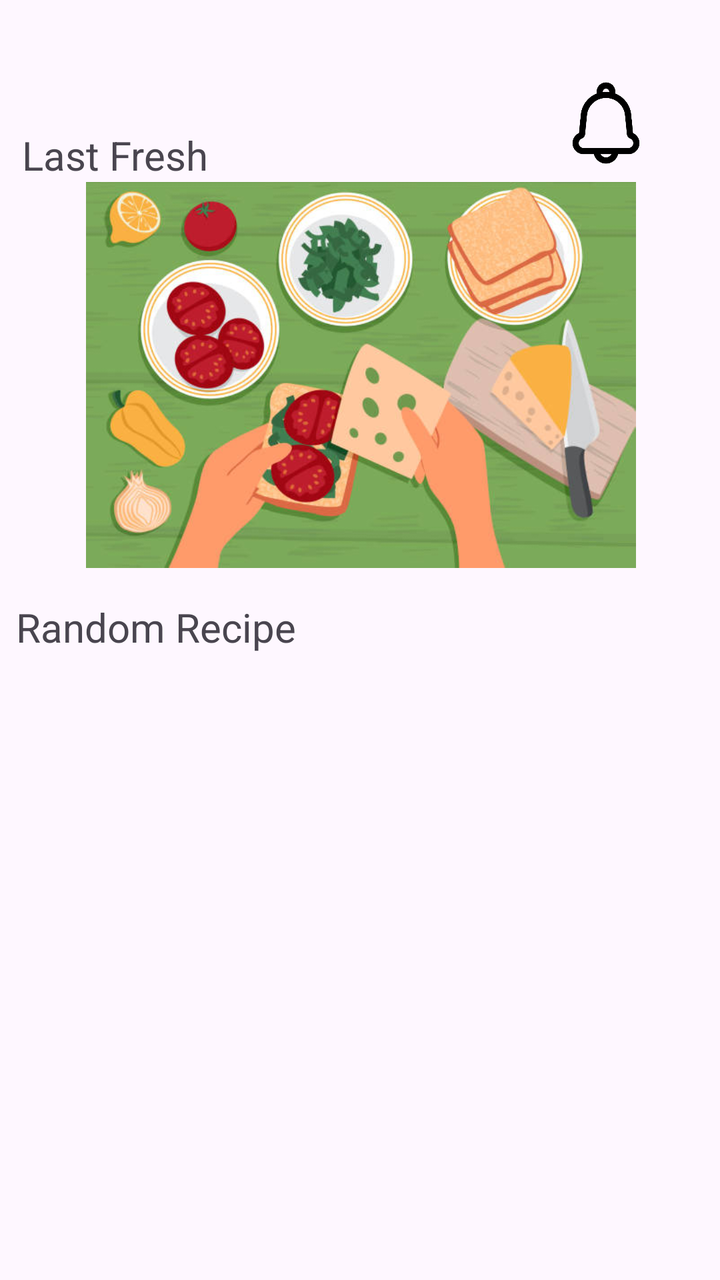
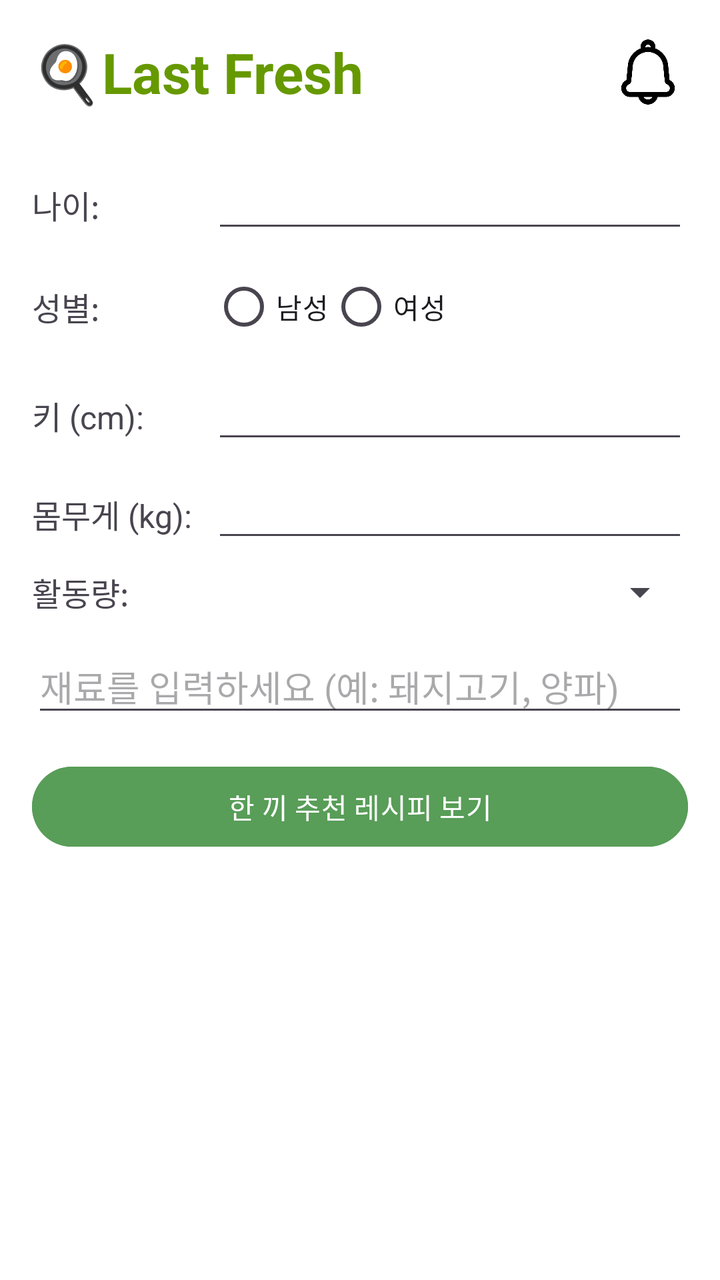

Two renders of the same Android screen: before a commit and after it. Below are the layout's source before the change and the commit's diff.
<!-- AndroidManifest.xml: application theme Theme.Recipe_rcm -->
<!-- res/layout/home.xml -->
<?xml version="1.0" encoding="utf-8"?>
<androidx.constraintlayout.widget.ConstraintLayout
    xmlns:android="http://schemas.android.com/apk/res/android"
    xmlns:app="http://schemas.android.com/apk/res-auto"
    xmlns:tools="http://schemas.android.com/tools"
    android:layout_width="match_parent"
    android:layout_height="match_parent"
    tools:context=".RecipeAPI.Home">

    
    <ImageView
        android:id="@+id/alram"
        android:layout_width="50dp"
        android:layout_height="59dp"
        android:layout_marginTop="32dp"
        android:contentDescription="알람 아이콘"
        app:layout_constraintEnd_toEndOf="parent"
        app:layout_constraintHorizontal_bias="0.897"
        app:layout_constraintStart_toStartOf="parent"
        app:layout_constraintTop_toTopOf="parent"
        app:srcCompat="@drawable/alram" />

    
    <TextView
        android:id="@+id/main_text1"
        android:layout_width="wrap_content"
        android:layout_height="wrap_content"
        android:layout_marginTop="64dp"
        android:text="Last Fresh"
        android:textSize="20sp"
        app:layout_constraintEnd_toStartOf="@id/alram"
        app:layout_constraintHorizontal_bias="0.059"
        app:layout_constraintStart_toStartOf="parent"
        app:layout_constraintTop_toTopOf="parent" />

    
    <ImageView
        android:id="@+id/imageView"
        android:layout_width="369dp"
        android:layout_height="193dp"
        app:layout_constraintEnd_toEndOf="parent"
        app:layout_constraintStart_toStartOf="parent"
        app:srcCompat="@drawable/main_img"
        app:layout_constraintTop_toBottomOf="@id/main_text1" />

    
    <TextView
        android:id="@+id/main_text2"
        android:layout_width="wrap_content"
        android:layout_height="wrap_content"
        android:layout_marginTop="16dp"
        android:text="Random Recipe"
        android:textSize="20sp"
        app:layout_constraintEnd_toStartOf="@id/alram"
        app:layout_constraintHorizontal_bias="0.059"
        app:layout_constraintStart_toStartOf="parent"
        app:layout_constraintTop_toBottomOf="@id/imageView" />

    
    <androidx.recyclerview.widget.RecyclerView
        android:id="@+id/recipeRecyclerView"
        android:layout_width="413dp"
        android:layout_height="247dp"
        android:layout_marginTop="16dp"
        android:orientation="horizontal"
        app:layout_constraintEnd_toEndOf="parent"
        app:layout_constraintStart_toStartOf="parent"
        app:layout_constraintTop_toBottomOf="@id/main_text2" />

</androidx.constraintlayout.widget.ConstraintLayout>
<!-- resources referenced by this layout -->
<resources>
  <!-- drawable alram: png bitmap (drawable, 10091 bytes) -->
  <!-- drawable main_img: jpg bitmap (drawable, 45840 bytes) -->
  <style name="Theme.Recipe_rcm" parent="Base.Theme.Recipe_rcm" />
  <style name="Base.Theme.Recipe_rcm" parent="Theme.Material3.DayNight.NoActionBar">
          
          
      </style>
</resources>

<!-- the commit's change to res/layout/home.xml (unified diff, before → after) -->
@@ -1,70 +1,198 @@
 <?xml version="1.0" encoding="utf-8"?>
-<androidx.constraintlayout.widget.ConstraintLayout
+<androidx.core.widget.NestedScrollView
     xmlns:android="http://schemas.android.com/apk/res/android"
     xmlns:app="http://schemas.android.com/apk/res-auto"
     xmlns:tools="http://schemas.android.com/tools"
     android:layout_width="match_parent"
     android:layout_height="match_parent"
+    android:fillViewport="true"
     tools:context=".RecipeAPI.Home">
 
-    
-    <ImageView
-        android:id="@+id/alram"
-        android:layout_width="50dp"
-        android:layout_height="59dp"
-        android:layout_marginTop="32dp"
-        android:contentDescription="알람 아이콘"
-        app:layout_constraintEnd_toEndOf="parent"
-        app:layout_constraintHorizontal_bias="0.897"
-        app:layout_constraintStart_toStartOf="parent"
-        app:layout_constraintTop_toTopOf="parent"
-        app:srcCompat="@drawable/alram" />
+    <LinearLayout
+        android:layout_width="match_parent"
+        android:layout_height="wrap_content"
+        android:orientation="vertical"
+        android:padding="16dp"
+        android:background="#FFFFFF">
 
-    
-    <TextView
-        android:id="@+id/main_text1"
-        android:layout_width="wrap_content"
-        android:layout_height="wrap_content"
-        android:layout_marginTop="64dp"
-        android:text="Last Fresh"
-        android:textSize="20sp"
-        app:layout_constraintEnd_toStartOf="@id/alram"
-        app:layout_constraintHorizontal_bias="0.059"
-        app:layout_constraintStart_toStartOf="parent"
-        app:layout_constraintTop_toTopOf="parent" />
+        
+        <LinearLayout
+            android:layout_width="match_parent"
+            android:layout_height="wrap_content"
+            android:orientation="horizontal"
+            android:gravity="center_vertical"
+            android:paddingBottom="16dp">
 
-    
-    <ImageView
-        android:id="@+id/imageView"
-        android:layout_width="369dp"
-        android:layout_height="193dp"
-        app:layout_constraintEnd_toEndOf="parent"
-        app:layout_constraintStart_toStartOf="parent"
-        app:srcCompat="@drawable/main_img"
-        app:layout_constraintTop_toBottomOf="@id/main_text1" />
+            <TextView
+                android:id="@+id/textView2"
+                android:layout_width="0dp"
+                android:layout_height="wrap_content"
+                android:layout_weight="1"
+                android:text="🍳Last Fresh"
+                android:textColor="@android:color/holo_green_dark"
+                android:textSize="28sp"
+                android:textStyle="bold" />
 
-    
-    <TextView
-        android:id="@+id/main_text2"
-        android:layout_width="wrap_content"
-        android:layout_height="wrap_content"
-        android:layout_marginTop="16dp"
-        android:text="Random Recipe"
-        android:textSize="20sp"
-        app:layout_constraintEnd_toStartOf="@id/alram"
-        app:layout_constraintHorizontal_bias="0.059"
-        app:layout_constraintStart_toStartOf="parent"
-        app:layout_constraintTop_toBottomOf="@id/imageView" />
+            <ImageView
+                android:id="@+id/alram"
+                android:layout_width="40dp"
+                android:layout_height="40dp"
+                android:contentDescription="알람"
+                android:src="@drawable/alram" />
+        </LinearLayout>
 
-    
-    <androidx.recyclerview.widget.RecyclerView
-        android:id="@+id/recipeRecyclerView"
-        android:layout_width="413dp"
-        android:layout_height="247dp"
-        android:layout_marginTop="16dp"
-        android:orientation="horizontal"
-        app:layout_constraintEnd_toEndOf="parent"
-        app:layout_constraintStart_toStartOf="parent"
-        app:layout_constraintTop_toBottomOf="@id/main_text2" />
+        
+        <LinearLayout
+            android:layout_width="match_parent"
+            android:layout_height="wrap_content"
+            android:orientation="horizontal"
+            android:layout_marginTop="8dp">
 
-</androidx.constraintlayout.widget.ConstraintLayout>
+            <TextView
+                android:layout_width="90dp"
+                android:layout_height="wrap_content"
+                android:text="나이:"
+                android:textSize="16sp"
+                android:gravity="center_vertical" />
+
+            <EditText
+                android:id="@+id/ageInput"
+                android:layout_width="0dp"
+                android:layout_height="wrap_content"
+                android:layout_weight="1"
+                android:inputType="number" />
+        </LinearLayout>
+
+        
+        <LinearLayout
+            android:layout_width="match_parent"
+            android:layout_height="wrap_content"
+            android:orientation="horizontal"
+            android:layout_marginTop="8dp"
+            android:gravity="center_vertical">
+
+            <TextView
+                android:layout_width="90dp"
+                android:layout_height="wrap_content"
+                android:text="성별:"
+                android:textSize="16sp" />
+
+            <RadioGroup
+                android:id="@+id/genderGroup"
+                android:layout_width="0dp"
+                android:layout_height="wrap_content"
+                android:layout_weight="1"
+                android:orientation="horizontal">
+
+                <RadioButton
+                    android:id="@+id/radioMale"
+                    android:layout_width="wrap_content"
+                    android:layout_height="wrap_content"
+                    android:text="남성" />
+
+                <RadioButton
+                    android:id="@+id/radioFemale"
+                    android:layout_width="wrap_content"
+                    android:layout_height="wrap_content"
+                    android:text="여성" />
+            </RadioGroup>
+        </LinearLayout>
+
+        
+        <LinearLayout
+            android:layout_width="match_parent"
+            android:layout_height="wrap_content"
+            android:orientation="horizontal"
+            android:layout_marginTop="8dp">
+
+            <TextView
+                android:layout_width="90dp"
+                android:layout_height="wrap_content"
+                android:text="키 (cm):"
+                android:textSize="16sp"
+                android:gravity="center_vertical" />
+
+            <EditText
+                android:id="@+id/heightInput"
+                android:layout_width="0dp"
+                android:layout_height="wrap_content"
+                android:layout_weight="1"
+                android:inputType="numberDecimal" />
+        </LinearLayout>
+
+        
+        <LinearLayout
+            android:layout_width="match_parent"
+            android:layout_height="wrap_content"
+            android:orientation="horizontal"
+            android:layout_marginTop="8dp">
+
+            <TextView
+                android:layout_width="90dp"
+                android:layout_height="wrap_content"
+                android:text="몸무게 (kg):"
+                android:textSize="16sp"
+                android:gravity="center_vertical" />
+
+            <EditText
+                android:id="@+id/weightInput"
+                android:layout_width="0dp"
+                android:layout_height="wrap_content"
+                android:layout_weight="1"
+                android:inputType="numberDecimal" />
+        </LinearLayout>
+
+        
+        <LinearLayout
+            android:layout_width="match_parent"
+            android:layout_height="wrap_content"
+            android:orientation="horizontal"
+            android:layout_marginTop="8dp"
+            android:gravity="center_vertical">
+
+            <TextView
+                android:layout_width="90dp"
+                android:layout_height="wrap_content"
+                android:text="활동량:"
+                android:textSize="16sp" />
+
+            <Spinner
+                android:id="@+id/activityLevelSpinner"
+                android:layout_width="0dp"
+                android:layout_height="wrap_content"
+                android:layout_weight="1" />
+        </LinearLayout>
+
+        
+        <EditText
+            android:id="@+id/ingredientsEditText"
+            android:layout_width="match_parent"
+            android:layout_height="wrap_content"
+            android:layout_marginTop="12dp"
+            android:hint="재료를 입력하세요 (예: 돼지고기, 양파)"
+            android:inputType="text" />
+
+        
+        <Button
+            android:id="@+id/recommendButton"
+            android:layout_width="match_parent"
+            android:layout_height="wrap_content"
+            android:text="한 끼 추천 레시피 보기"
+            android:backgroundTint="#589D58"
+            android:textColor="#FFFFFF"
+            android:layout_marginTop="16dp" />
+
+        
+        <androidx.recyclerview.widget.RecyclerView
+            android:id="@+id/recipeRecyclerView"
+            android:layout_width="match_parent"
+            android:layout_height="wrap_content"
+            android:nestedScrollingEnabled="false"
+            android:layout_marginTop="16dp"
+            android:orientation="horizontal" />  
+
+
+
+
+    </LinearLayout>
+</androidx.core.widget.NestedScrollView>
<!-- resource entries referenced after the edit -->
@@ -1,7 +1,6 @@
 <!-- resources referenced by this layout -->
 <resources>
   <!-- drawable alram: png bitmap (drawable, 10091 bytes) -->
-  <!-- drawable main_img: jpg bitmap (drawable, 45840 bytes) -->
   <style name="Theme.Recipe_rcm" parent="Base.Theme.Recipe_rcm" />
   <style name="Base.Theme.Recipe_rcm" parent="Theme.Material3.DayNight.NoActionBar">
           
